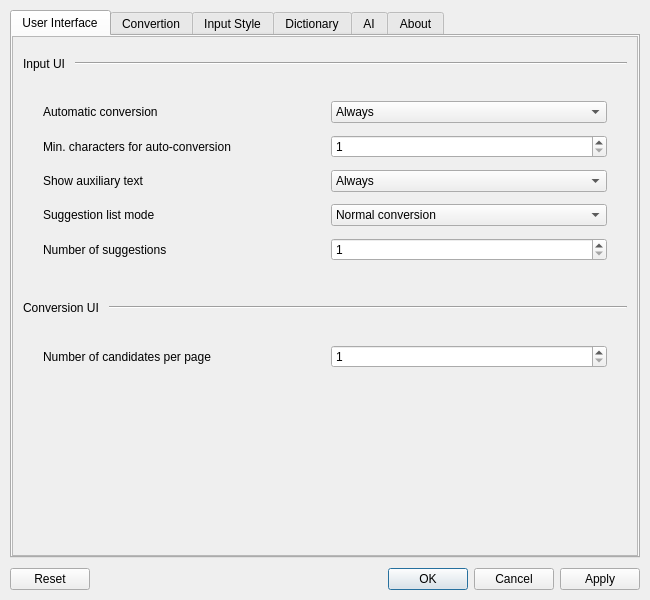
Old version of the form hazkey-settings/mainwindow.ui in the repository yosagi/hazkey.
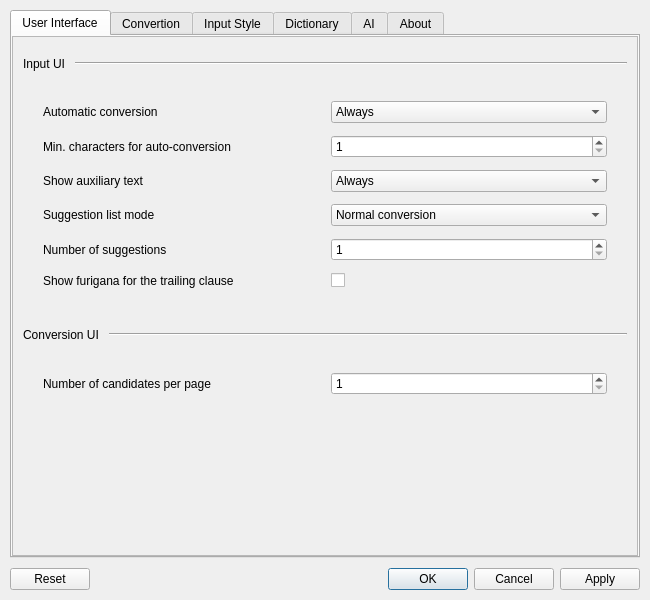
New version of the form. Icons and pictures are not drawn.

Commit message:
Add a setting to show the furigana of the trailing clause
Some clients commit the preedit as shown when the focus is lost, and
the furigana then goes into the committed text. The new profile option
show_trailing_furigana lets the user turn it off. The server leaves
trailing_clause_yomi empty when it is off. Unset means on, as before.

deleteTrailingClause now returns the reading it has deleted, and the
client shelves that instead of the trailing clause reading kept from
the last candidates, so that shelving does not depend on the setting.

Diff of the .ui file:
```diff
--- a/hazkey-settings/mainwindow.ui
+++ b/hazkey-settings/mainwindow.ui
@@ -282,6 +282,22 @@
                </property>
               </widget>
              </item>
+             <item row="5" column="0">
+              <widget class="QLabel" name="showTrailingFuriganaLabel">
+               <property name="minimumSize">
+                <size>
+                 <width>200</width>
+                 <height>0</height>
+                </size>
+               </property>
+               <property name="text">
+                <string>Show furigana for the trailing clause</string>
+               </property>
+              </widget>
+             </item>
+             <item row="5" column="1">
+              <widget class="QCheckBox" name="showTrailingFurigana"/>
+             </item>
             </layout>
            </item>
            <item>
```
The commit also changes 12 other files.
